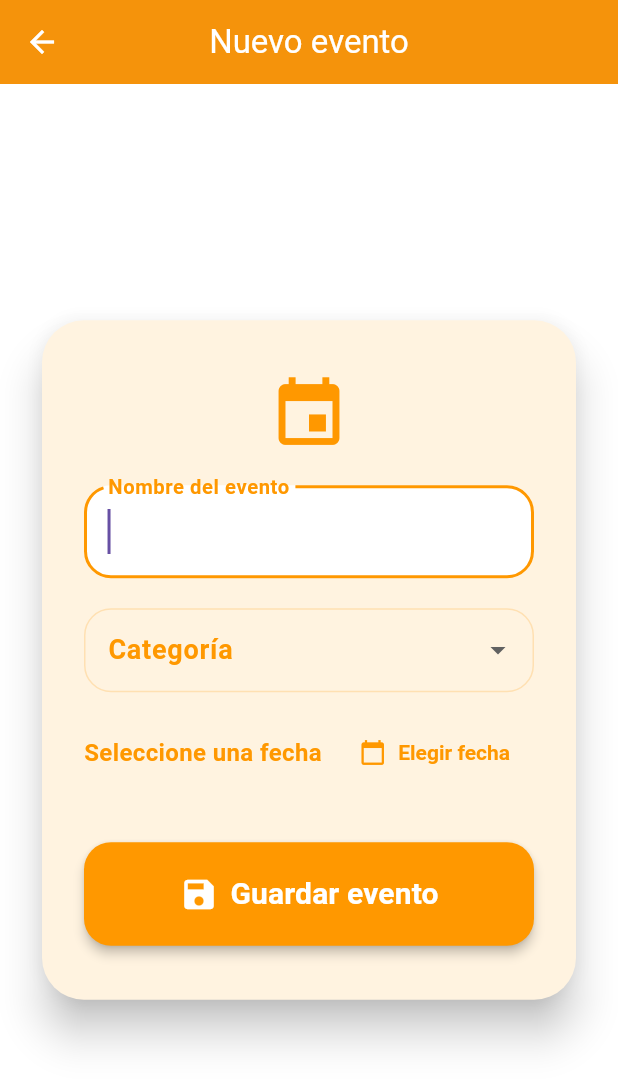
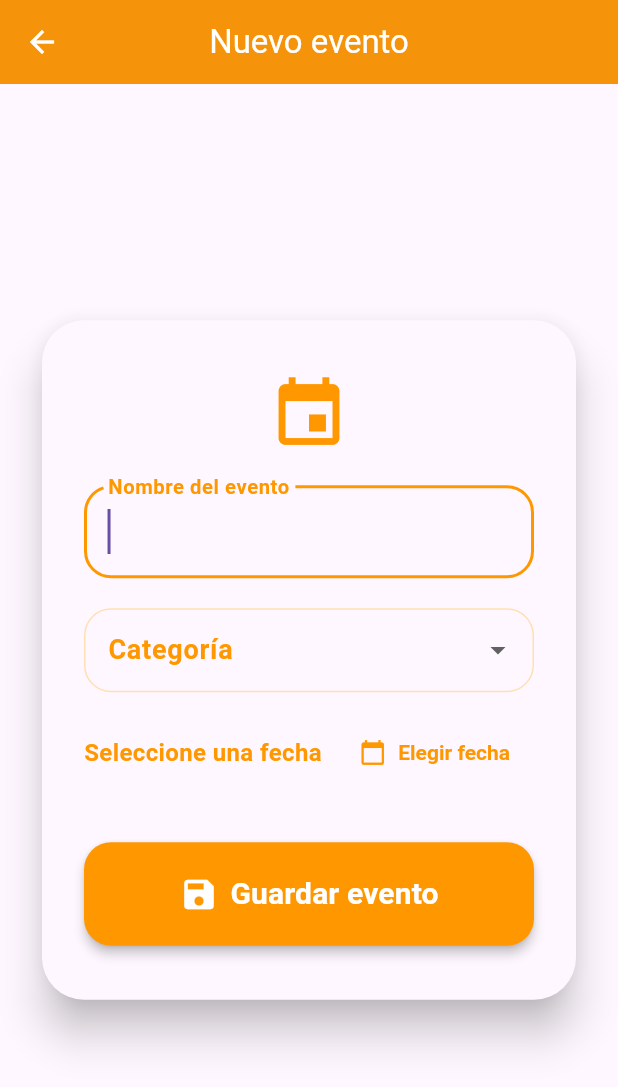
Before and after one commit to Carfer0410/-cuanto-falta-, a Flutter app: the screen it shows after launch, after a tap on the "add" icon, on a phone screen of 412 x 824 dp. Shown: the top 1087 px of the screen. Run offline on Flutter 3.47's test engine with Material 3 defaults, Android fonts, the phone set to English and light mode, and no system bars; our stand-ins replace shared_preferences, sqflite; accounts and stored records are empty.

Commit message:
mejoras pantalla retos #5

```diff
--- a/lib/add_event_page.dart
+++ b/lib/add_event_page.dart
@@ -78,13 +78,14 @@ class _AddEventPageState extends State<AddEventPage> {
 
   @override
   Widget build(BuildContext context) {
+    final isDark = Theme.of(context).brightness == Brightness.dark;
     return Scaffold(
-      backgroundColor: Colors.white,
+      backgroundColor: Theme.of(context).scaffoldBackgroundColor,
       appBar: AppBar(
         title: const Text('Nuevo evento'),
         centerTitle: true,
-        backgroundColor: Colors.orange,
-        foregroundColor: Colors.white,
+        backgroundColor: Theme.of(context).appBarTheme.backgroundColor ?? (isDark ? Colors.black : Colors.orange),
+        foregroundColor: Theme.of(context).appBarTheme.foregroundColor ?? Colors.white,
         elevation: 2,
       ),
       body: Center(
@@ -94,11 +95,16 @@ class _AddEventPageState extends State<AddEventPage> {
             child: Container(
               constraints: const BoxConstraints(maxWidth: 420),
               child: Card(
-                shape: RoundedRectangleBorder(
-                  borderRadius: BorderRadius.circular(28),
-                ),
+                shape: isDark
+                    ? RoundedRectangleBorder(
+                        borderRadius: BorderRadius.circular(28),
+                        side: const BorderSide(color: Colors.orange, width: 2),
+                      )
+                    : RoundedRectangleBorder(
+                        borderRadius: BorderRadius.circular(28),
+                      ),
                 elevation: 12,
-                color: const Color(0xFFFFF3E0),
+                color: Theme.of(context).cardColor,
                 child: Padding(
                   padding: const EdgeInsets.symmetric(
                     horizontal: 28,
@@ -116,16 +122,16 @@ class _AddEventPageState extends State<AddEventPage> {
                           controller: _titleController,
                           decoration: InputDecoration(
                             labelText: 'Nombre del evento',
-                            labelStyle: const TextStyle(
+                            labelStyle: TextStyle(
                               fontWeight: FontWeight.bold,
                               color: Colors.orange,
                               fontSize: 18,
                             ),
                             filled: true,
-                            fillColor: Colors.white,
+                            fillColor: Theme.of(context).cardColor,
                             border: OutlineInputBorder(
                               borderRadius: BorderRadius.circular(18),
-                              borderSide: BorderSide(color: Colors.orange),
+                              borderSide: const BorderSide(color: Colors.orange),
                             ),
                             enabledBorder: OutlineInputBorder(
                               borderRadius: BorderRadius.circular(18),
@@ -135,15 +141,15 @@ class _AddEventPageState extends State<AddEventPage> {
                             ),
                             focusedBorder: OutlineInputBorder(
                               borderRadius: BorderRadius.circular(18),
-                              borderSide: BorderSide(
+                              borderSide: const BorderSide(
                                 color: Colors.orange,
                                 width: 2,
                               ),
                             ),
                           ),
-                          style: const TextStyle(
+                          style: TextStyle(
                             fontSize: 20,
-                            color: Colors.orange,
+                            color: Theme.of(context).textTheme.titleLarge?.color,
                           ),
                           validator:
                               (value) =>
@@ -158,14 +164,16 @@ class _AddEventPageState extends State<AddEventPage> {
                           value: _selectedCategory,
                           decoration: InputDecoration(
                             labelText: 'Categoría',
-                            labelStyle: const TextStyle(
+                            labelStyle: TextStyle(
                               fontWeight: FontWeight.bold,
                               color: Colors.orange,
                               fontSize: 18,
                             ),
+                            filled: true,
+                            fillColor: Theme.of(context).cardColor,
                             border: OutlineInputBorder(
                               borderRadius: BorderRadius.circular(18),
-                              borderSide: BorderSide(color: Colors.orange),
+                              borderSide: const BorderSide(color: Colors.orange),
                             ),
                             enabledBorder: OutlineInputBorder(
                               borderRadius: BorderRadius.circular(18),
@@ -175,7 +183,7 @@ class _AddEventPageState extends State<AddEventPage> {
                             ),
                             focusedBorder: OutlineInputBorder(
                               borderRadius: BorderRadius.circular(18),
-                              borderSide: BorderSide(
+                              borderSide: const BorderSide(
                                 color: Colors.orange,
                                 width: 2,
                               ),
@@ -207,9 +215,9 @@ class _AddEventPageState extends State<AddEventPage> {
                             padding: const EdgeInsets.only(bottom: 16),
                             child: Text(
                               _categoryMessages[_selectedCategory!] ?? '',
-                              style: const TextStyle(
+                              style: TextStyle(
                                 fontSize: 16,
-                                color: Colors.green,
+                                color: isDark ? Colors.greenAccent : Colors.green,
                                 fontWeight: FontWeight.w500,
                               ),
                             ),
@@ -221,7 +229,7 @@ class _AddEventPageState extends State<AddEventPage> {
                                 _selectedDate == null
                                     ? 'Seleccione una fecha'
                                     : '${_selectedDate!.day.toString().padLeft(2, '0')}/${_selectedDate!.month.toString().padLeft(2, '0')}/${_selectedDate!.year}',
-                                style: const TextStyle(
+                                style: TextStyle(
                                   fontSize: 16,
                                   color: Colors.orange,
                                   fontWeight: FontWeight.bold,
--- a/lib/settings_page.dart
+++ b/lib/settings_page.dart
@@ -13,8 +13,7 @@ class SettingsPage extends StatelessWidget {
   @override
   Widget build(BuildContext context) {
     return Scaffold(
-      backgroundColor:
-          themeMode == ThemeMode.dark ? Colors.black : Colors.white,
+      backgroundColor: Theme.of(context).scaffoldBackgroundColor,
       appBar: AppBar(
         title: const Text('Ajustes'),
         backgroundColor: Colors.orange,
```
Also changed, not shown: lib/add_counter_page.dart (+23 -15 lines), lib/counters_page.dart (+6 -3 lines), lib/home_page.dart (+16 -60 lines).
